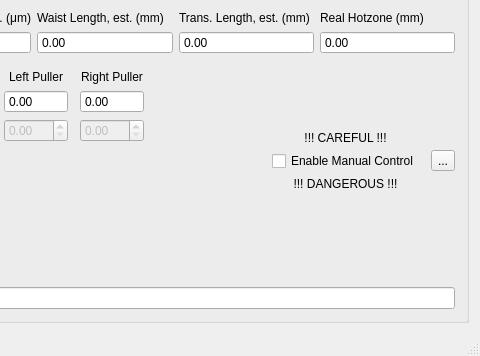
This is TaperPulling/resources/mainwindow.ui in pfjarschel/TaperPullingPro as Qt 5 draws it before an edit; both pictures show x 636 to 1116 and y 467 to 823 of the 1116 by 823 pixel window. The edited form follows.
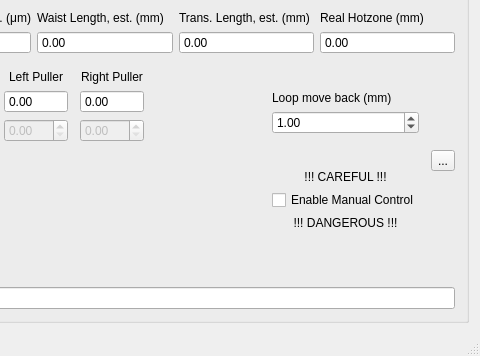
This is the edited form. Icons and pictures are not drawn.

Commit message: Add loop moveback control

Diff of the .ui file:
```diff
--- a/TaperPulling/resources/mainwindow.ui
+++ b/TaperPulling/resources/mainwindow.ui
@@ -3343,9 +3343,42 @@
            </item>
            <item>
             <layout class="QVBoxLayout" name="verticalLayout_60">
+             <property name="topMargin">
+              <number>0</number>
+             </property>
              <property name="rightMargin">
               <number>0</number>
              </property>
+             <item>
+              <spacer name="verticalSpacer_23">
+               <property name="orientation">
+                <enum>Qt::Vertical</enum>
+               </property>
+               <property name="sizeHint" stdset="0">
+                <size>
+                 <width>20</width>
+                 <height>40</height>
+                </size>
+               </property>
+              </spacer>
+             </item>
+             <item>
+              <widget class="QLabel" name="label_74">
+               <property name="text">
+                <string>Loop move back (mm)</string>
+               </property>
+              </widget>
+             </item>
+             <item>
+              <widget class="QDoubleSpinBox" name="loopmbSpin">
+               <property name="singleStep">
+                <double>0.100000000000000</double>
+               </property>
+               <property name="value">
+                <double>1.000000000000000</double>
+               </property>
+              </widget>
+             </item>
              <item>
               <spacer name="verticalSpacer_6">
                <property name="orientation">
```
The commit also changes 1 other file.
